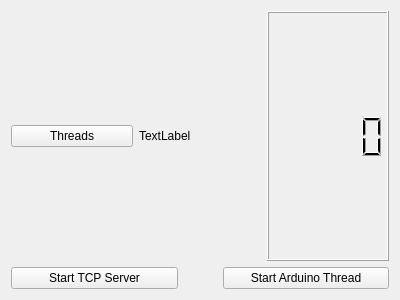
JaumeNB/Robot_controller, file Server/server_GUI.ui: the form before one commit.
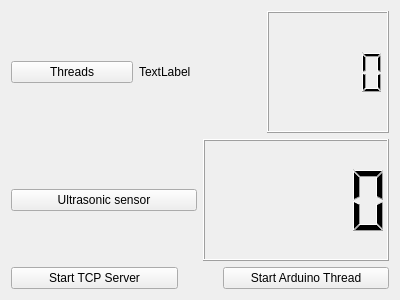
The form after the commit.

The edit to the form file:
```diff
--- a/Server/server_GUI.ui
+++ b/Server/server_GUI.ui
@@ -35,6 +35,20 @@
      </item>
     </layout>
    </item>
+   <item>
+    <layout class="QHBoxLayout" name="horizontalLayout_3">
+     <item>
+      <widget class="QPushButton" name="ultrasonic_btn">
+       <property name="text">
+        <string>Ultrasonic sensor</string>
+       </property>
+      </widget>
+     </item>
+     <item>
+      <widget class="QLCDNumber" name="ultrasonic_lcd"/>
+     </item>
+    </layout>
+   </item>
    <item>
     <layout class="QHBoxLayout" name="horizontalLayout">
      <property name="spacing">
```
